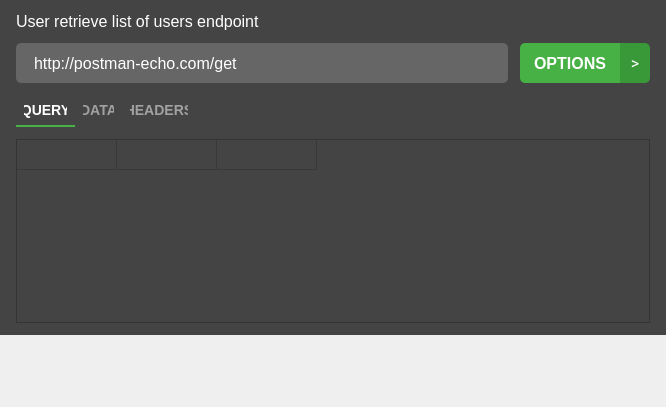
Old version of the form Widgets/endpointdetailwidget.ui in the repository ivanmaslyuk/RestTester.
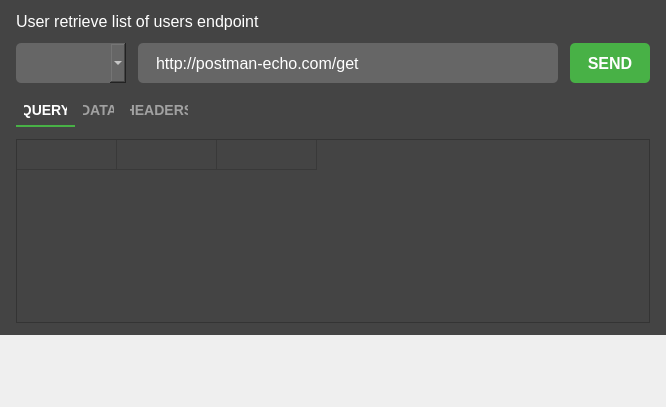
New version of the form. The open tabs and pages were chosen to show the change. Custom widgets are drawn as their Qt base class.

Commit message: Allow selecting method

Patch:
```diff
--- a/Widgets/endpointdetailwidget.ui
+++ b/Widgets/endpointdetailwidget.ui
@@ -78,6 +78,64 @@
         <property name="topMargin">
          <number>0</number>
         </property>
+        <item>
+         <widget class="QComboBox" name="methodComboBox">
+          <property name="minimumSize">
+           <size>
+            <width>110</width>
+            <height>0</height>
+           </size>
+          </property>
+          <property name="styleSheet">
+           <string notr="true">QComboBox {
+	height: 40px;	
+	margin: 0;
+	border-radius: 5px;
+	background-color: #666;
+	color: white;
+	text-align: center;
+	padding-left: 16px;
+}
+
+QComboBox QAbstractItemView {
+	color: white;
+	outline: none;
+}
+
+QComboBox QAbstractItemView::item {
+	height: 30px;
+	padding-left: 16px;
+	border: none;
+}
+
+QComboBox QAbstractItemView::item:selected {
+	padding-left: 16px;
+	background-color: #777;
+}
+
+/*QComboBox::drop-down {
+    subcontrol-origin: padding;
+    subcontrol-position: top right;
+    width: 15px;
+
+    border-left-width: 1px;
+    border-left-color: darkgray;
+    border-left-style: solid; /* just a single line 
+    border-top-right-radius: 5px; /* same radius as the QComboBox 
+    border-bottom-right-radius: 5px;
+}*/</string>
+          </property>
+          <property name="editable">
+           <bool>false</bool>
+          </property>
+          <property name="currentText">
+           <string/>
+          </property>
+          <property name="currentIndex">
+           <number>-1</number>
+          </property>
+         </widget>
+        </item>
         <item>
          <widget class="QLineEdit" name="urlInput">
           <property name="minimumSize">
@@ -115,9 +173,12 @@
           </property>
           <item>
            <widget class="QPushButton" name="makeRequestButton">
+            <property name="enabled">
+             <bool>true</bool>
+            </property>
             <property name="minimumSize">
              <size>
-              <width>100</width>
+              <width>80</width>
               <height>40</height>
              </size>
             </property>
@@ -132,66 +193,23 @@
             </property>
             <property name="styleSheet">
              <string notr="true">QPushButton {
-	background-color: #48B146;
+	background-color: rgb(72, 177, 70);
 	color: white;
-	border-radius: 0;
-	border-top-left-radius: 5px;
-	border-bottom-left-radius: 5px;
+	border-radius: 5px;
 	font-size: 16px;
 	font-weight: bold;
 	font-family: &quot;Roboto&quot;;
 }
 QPushButton:hover {
 	background-color: rgb(70, 168, 66);
-}</string>
-            </property>
-            <property name="text">
-             <string>OPTIONS</string>
-            </property>
-           </widget>
-          </item>
-          <item>
-           <widget class="QPushButton" name="shooseMethodButton">
-            <property name="sizePolicy">
-             <sizepolicy hsizetype="Fixed" vsizetype="Fixed">
-              <horstretch>100</horstretch>
-              <verstretch>40</verstretch>
-             </sizepolicy>
-            </property>
-            <property name="minimumSize">
-             <size>
-              <width>30</width>
-              <height>40</height>
-             </size>
-            </property>
-            <property name="maximumSize">
-             <size>
-              <width>30</width>
-              <height>40</height>
-             </size>
-            </property>
-            <property name="font">
-             <font>
-              <family>Roboto</family>
-              <pointsize>12</pointsize>
-             </font>
-            </property>
-            <property name="cursor">
-             <cursorShape>PointingHandCursor</cursorShape>
-            </property>
-            <property name="styleSheet">
-             <string notr="true">QPushButton {
-	background-color: #399837;
-	border-top-right-radius: 5px;
-	border-bottom-right-radius: 5px;
-	color: white;
 }
-QPushButton:hover {
-	background-color:rgb(55, 144, 52) ;
+QPushButton:disabled {
+	background-color: rgba(72, 177, 70, 0.6);
+	color: rgba(255, 255, 255, 0.6);
 }</string>
             </property>
             <property name="text">
-             <string>&gt;</string>
+             <string>SEND</string>
             </property>
            </widget>
           </item>
```
Left out of the diff: 5 changed lines with no effect on the pictures. The commit also changes 2 other files.
